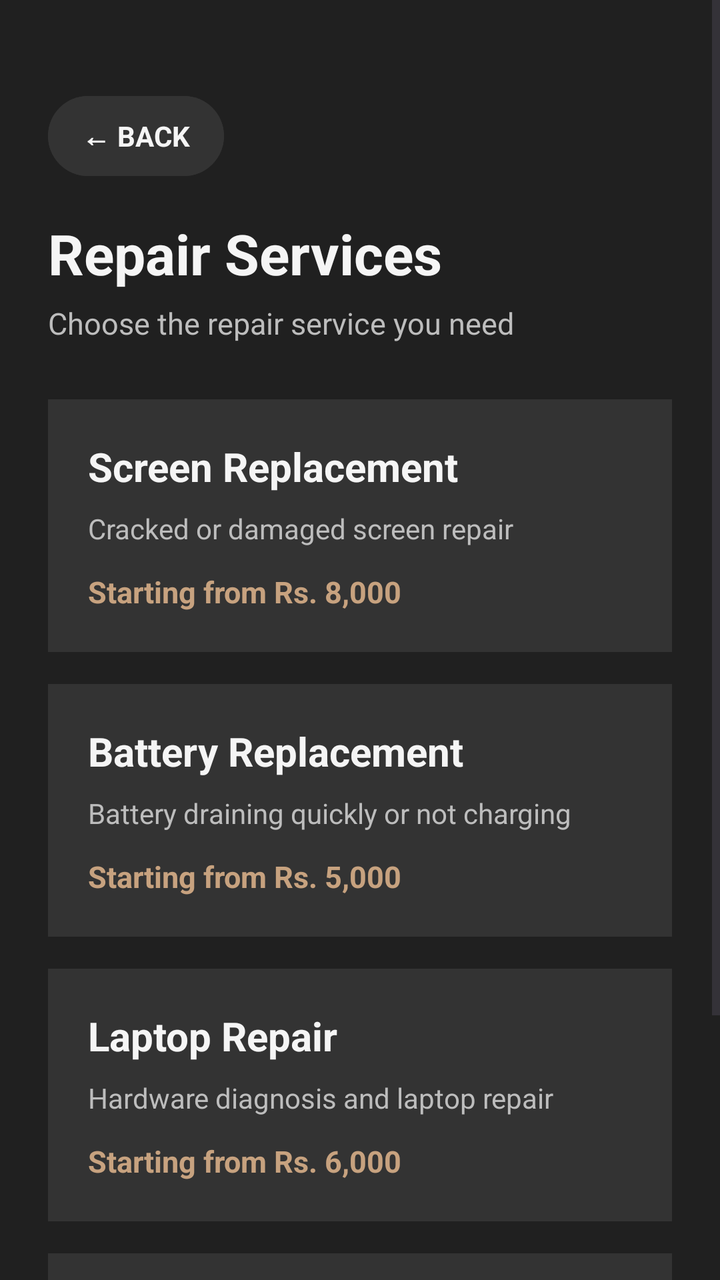
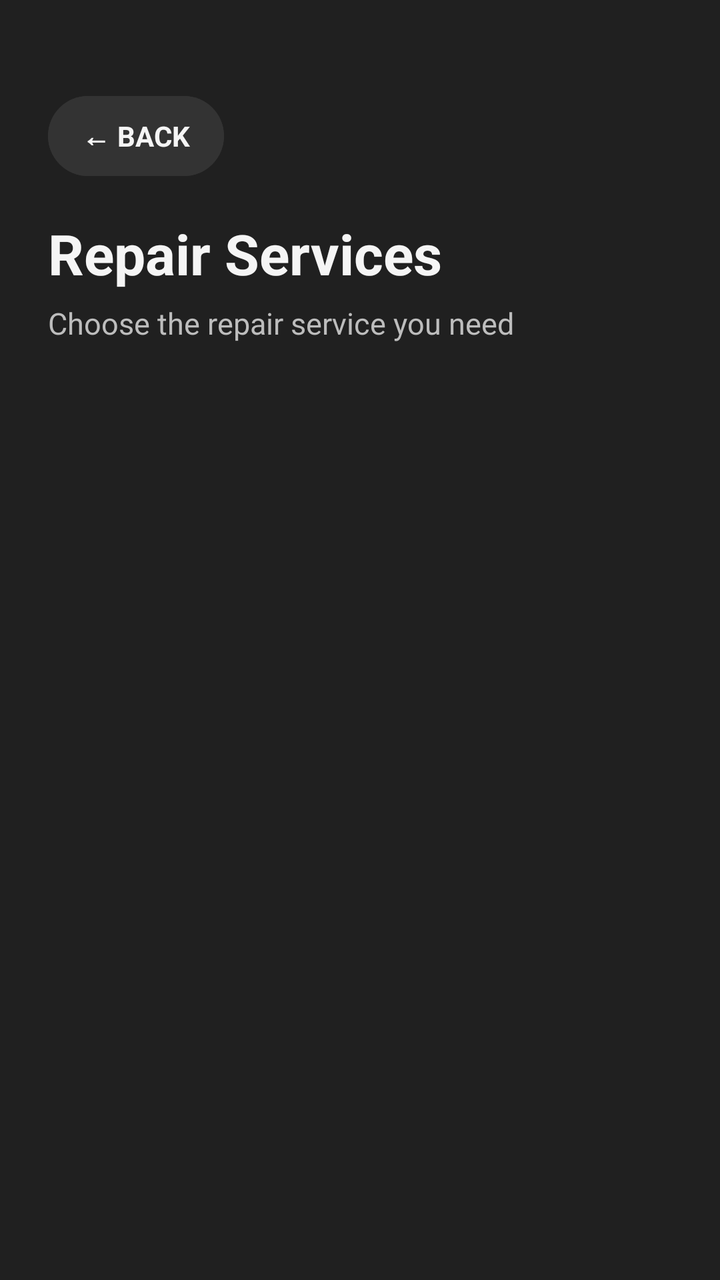

An Android layout rendered at two revisions. The XML below is the earlier revision; the diff shows what the commit changed to produce the second picture.
<!-- AndroidManifest.xml: application theme Theme.TechFix -->
<!-- res/layout/activity_services.xml -->
<?xml version="1.0" encoding="utf-8"?>
<ScrollView xmlns:android="http://schemas.android.com/apk/res/android"
    android:layout_width="match_parent"
    android:layout_height="match_parent"
    android:background="@color/techfix_background"
    android:fillViewport="true">

    <LinearLayout
        android:layout_width="match_parent"
        android:layout_height="wrap_content"
        android:orientation="vertical"
        android:padding="24dp">

        
        <Button
            android:id="@+id/btnBackServices"
            android:layout_width="wrap_content"
            android:layout_height="48dp"
            android:layout_marginTop="20dp"
            android:layout_marginBottom="16dp"
            android:backgroundTint="@color/techfix_surface"
            android:paddingStart="16dp"
            android:paddingEnd="16dp"
            android:text="← BACK"
            android:textColor="@color/techfix_white"
            android:textStyle="bold" />

        
        <TextView
            android:layout_width="wrap_content"
            android:layout_height="wrap_content"
            android:text="Repair Services"
            android:textColor="@color/techfix_white"
            android:textSize="28sp"
            android:textStyle="bold" />

        <TextView
            android:layout_width="wrap_content"
            android:layout_height="wrap_content"
            android:layout_marginTop="6dp"
            android:text="Choose the repair service you need"
            android:textColor="@color/techfix_text_secondary"
            android:textSize="15sp" />

        
        <LinearLayout
            android:id="@+id/serviceScreen"
            android:layout_width="match_parent"
            android:layout_height="wrap_content"
            android:layout_marginTop="28dp"
            android:background="@color/techfix_surface"
            android:orientation="vertical"
            android:padding="20dp">

            <TextView
                android:layout_width="wrap_content"
                android:layout_height="wrap_content"
                android:text="Screen Replacement"
                android:textColor="@color/techfix_white"
                android:textSize="20sp"
                android:textStyle="bold" />

            <TextView
                android:layout_width="wrap_content"
                android:layout_height="wrap_content"
                android:layout_marginTop="8dp"
                android:text="Cracked or damaged screen repair"
                android:textColor="@color/techfix_text_secondary"
                android:textSize="14sp" />

            <TextView
                android:layout_width="wrap_content"
                android:layout_height="wrap_content"
                android:layout_marginTop="12dp"
                android:text="Starting from Rs. 8,000"
                android:textColor="@color/techfix_gold"
                android:textSize="15sp"
                android:textStyle="bold" />

        </LinearLayout>

        
        <LinearLayout
            android:id="@+id/serviceBattery"
            android:layout_width="match_parent"
            android:layout_height="wrap_content"
            android:layout_marginTop="16dp"
            android:background="@color/techfix_surface"
            android:orientation="vertical"
            android:padding="20dp">

            <TextView
                android:layout_width="wrap_content"
                android:layout_height="wrap_content"
                android:text="Battery Replacement"
                android:textColor="@color/techfix_white"
                android:textSize="20sp"
                android:textStyle="bold" />

            <TextView
                android:layout_width="wrap_content"
                android:layout_height="wrap_content"
                android:layout_marginTop="8dp"
                android:text="Battery draining quickly or not charging"
                android:textColor="@color/techfix_text_secondary"
                android:textSize="14sp" />

            <TextView
                android:layout_width="wrap_content"
                android:layout_height="wrap_content"
                android:layout_marginTop="12dp"
                android:text="Starting from Rs. 5,000"
                android:textColor="@color/techfix_gold"
                android:textSize="15sp"
                android:textStyle="bold" />

        </LinearLayout>

        
        <LinearLayout
            android:id="@+id/serviceLaptop"
            android:layout_width="match_parent"
            android:layout_height="wrap_content"
            android:layout_marginTop="16dp"
            android:background="@color/techfix_surface"
            android:orientation="vertical"
            android:padding="20dp">

            <TextView
                android:layout_width="wrap_content"
                android:layout_height="wrap_content"
                android:text="Laptop Repair"
                android:textColor="@color/techfix_white"
                android:textSize="20sp"
                android:textStyle="bold" />

            <TextView
                android:layout_width="wrap_content"
                android:layout_height="wrap_content"
                android:layout_marginTop="8dp"
                android:text="Hardware diagnosis and laptop repair"
                android:textColor="@color/techfix_text_secondary"
                android:textSize="14sp" />

            <TextView
                android:layout_width="wrap_content"
                android:layout_height="wrap_content"
                android:layout_marginTop="12dp"
                android:text="Starting from Rs. 6,000"
                android:textColor="@color/techfix_gold"
                android:textSize="15sp"
                android:textStyle="bold" />

        </LinearLayout>

        
        <LinearLayout
            android:id="@+id/serviceKeyboard"
            android:layout_width="match_parent"
            android:layout_height="wrap_content"
            android:layout_marginTop="16dp"
            android:layout_marginBottom="30dp"
            android:background="@color/techfix_surface"
            android:orientation="vertical"
            android:padding="20dp">

            <TextView
                android:layout_width="wrap_content"
                android:layout_height="wrap_content"
                android:text="Keyboard Replacement"
                android:textColor="@color/techfix_white"
                android:textSize="20sp"
                android:textStyle="bold" />

            <TextView
                android:layout_width="wrap_content"
                android:layout_height="wrap_content"
                android:layout_marginTop="8dp"
                android:text="Repair damaged or unresponsive keys"
                android:textColor="@color/techfix_text_secondary"
                android:textSize="14sp" />

            <TextView
                android:layout_width="wrap_content"
                android:layout_height="wrap_content"
                android:layout_marginTop="12dp"
                android:text="Starting from Rs. 4,500"
                android:textColor="@color/techfix_gold"
                android:textSize="15sp"
                android:textStyle="bold" />

        </LinearLayout>

    </LinearLayout>

</ScrollView>
<!-- resources referenced by this layout -->
<resources>
  <color name="techfix_background">#202020</color>
  <color name="techfix_gold">#C7A27F</color>
  <color name="techfix_surface">#333333</color>
  <color name="techfix_text_secondary">#BDBDBD</color>
  <color name="techfix_white">#F5F5F5</color>
  <style name="Theme.TechFix" parent="Base.Theme.TechFix" />
  <style name="Base.Theme.TechFix" parent="Theme.Material3.DayNight.NoActionBar">
  
          <item name="android:fontFamily">sans-serif</item>
  
          <item name="android:windowBackground">@color/techfix_background</item>
  
          <item name="colorPrimary">@color/techfix_gold</item>
          <item name="colorOnPrimary">@color/techfix_background</item>
  
          <item name="colorSecondary">@color/techfix_gold_light</item>
          <item name="colorOnSecondary">@color/techfix_background</item>
  
          <item name="android:colorAccent">@color/techfix_gold</item>
  
          <item name="android:navigationBarColor">@color/techfix_background</item>
          <item name="android:statusBarColor">@color/techfix_background</item>
  
          <item name="android:windowLightStatusBar">false</item>
  
      </style>
  <color name="techfix_gold_light">#D4B493</color>
</resources>

<!-- the commit's change to res/layout/activity_services.xml (unified diff, before → after) -->
@@ -1,196 +1,51 @@
 <?xml version="1.0" encoding="utf-8"?>
-<ScrollView xmlns:android="http://schemas.android.com/apk/res/android"
+<LinearLayout xmlns:android="http://schemas.android.com/apk/res/android"
     android:layout_width="match_parent"
     android:layout_height="match_parent"
     android:background="@color/techfix_background"
-    android:fillViewport="true">
+    android:orientation="vertical"
+    android:padding="24dp">
 
-    <LinearLayout
+    
+    <Button
+        android:id="@+id/btnBackServices"
+        android:layout_width="wrap_content"
+        android:layout_height="48dp"
+        android:layout_marginTop="20dp"
+        android:layout_marginBottom="16dp"
+        android:backgroundTint="@color/techfix_surface"
+        android:paddingStart="16dp"
+        android:paddingEnd="16dp"
+        android:text="← BACK"
+        android:textColor="@color/techfix_white"
+        android:textStyle="bold" />
+
+    
+    <TextView
+        android:layout_width="wrap_content"
+        android:layout_height="wrap_content"
+        android:text="Repair Services"
+        android:textColor="@color/techfix_white"
+        android:textSize="28sp"
+        android:textStyle="bold" />
+
+    
+    <TextView
+        android:layout_width="wrap_content"
+        android:layout_height="wrap_content"
+        android:layout_marginTop="6dp"
+        android:text="Choose the repair service you need"
+        android:textColor="@color/techfix_text_secondary"
+        android:textSize="15sp" />
+
+    
+    <androidx.recyclerview.widget.RecyclerView
+        android:id="@+id/recyclerServices"
         android:layout_width="match_parent"
-        android:layout_height="wrap_content"
-        android:orientation="vertical"
-        android:padding="24dp">
+        android:layout_height="0dp"
+        android:layout_marginTop="22dp"
+        android:layout_weight="1"
+        android:clipToPadding="false"
+        android:paddingBottom="24dp" />
 
-        
-        <Button
-            android:id="@+id/btnBackServices"
-            android:layout_width="wrap_content"
-            android:layout_height="48dp"
-            android:layout_marginTop="20dp"
-            android:layout_marginBottom="16dp"
-            android:backgroundTint="@color/techfix_surface"
-            android:paddingStart="16dp"
-            android:paddingEnd="16dp"
-            android:text="← BACK"
-            android:textColor="@color/techfix_white"
-            android:textStyle="bold" />
-
-        
-        <TextView
-            android:layout_width="wrap_content"
-            android:layout_height="wrap_content"
-            android:text="Repair Services"
-            android:textColor="@color/techfix_white"
-            android:textSize="28sp"
-            android:textStyle="bold" />
-
-        <TextView
-            android:layout_width="wrap_content"
-            android:layout_height="wrap_content"
-            android:layout_marginTop="6dp"
-            android:text="Choose the repair service you need"
-            android:textColor="@color/techfix_text_secondary"
-            android:textSize="15sp" />
-
-        
-        <LinearLayout
-            android:id="@+id/serviceScreen"
-            android:layout_width="match_parent"
-            android:layout_height="wrap_content"
-            android:layout_marginTop="28dp"
-            android:background="@color/techfix_surface"
-            android:orientation="vertical"
-            android:padding="20dp">
-
-            <TextView
-                android:layout_width="wrap_content"
-                android:layout_height="wrap_content"
-                android:text="Screen Replacement"
-                android:textColor="@color/techfix_white"
-                android:textSize="20sp"
-                android:textStyle="bold" />
-
-            <TextView
-                android:layout_width="wrap_content"
-                android:layout_height="wrap_content"
-                android:layout_marginTop="8dp"
-                android:text="Cracked or damaged screen repair"
-                android:textColor="@color/techfix_text_secondary"
-                android:textSize="14sp" />
-
-            <TextView
-                android:layout_width="wrap_content"
-                android:layout_height="wrap_content"
-                android:layout_marginTop="12dp"
-                android:text="Starting from Rs. 8,000"
-                android:textColor="@color/techfix_gold"
-                android:textSize="15sp"
-                android:textStyle="bold" />
-
-        </LinearLayout>
-
-        
-        <LinearLayout
-            android:id="@+id/serviceBattery"
-            android:layout_width="match_parent"
-            android:layout_height="wrap_content"
-            android:layout_marginTop="16dp"
-            android:background="@color/techfix_surface"
-            android:orientation="vertical"
-            android:padding="20dp">
-
-            <TextView
-                android:layout_width="wrap_content"
-                android:layout_height="wrap_content"
-                android:text="Battery Replacement"
-                android:textColor="@color/techfix_white"
-                android:textSize="20sp"
-                android:textStyle="bold" />
-
-            <TextView
-                android:layout_width="wrap_content"
-                android:layout_height="wrap_content"
-                android:layout_marginTop="8dp"
-                android:text="Battery draining quickly or not charging"
-                android:textColor="@color/techfix_text_secondary"
-                android:textSize="14sp" />
-
-            <TextView
-                android:layout_width="wrap_content"
-                android:layout_height="wrap_content"
-                android:layout_marginTop="12dp"
-                android:text="Starting from Rs. 5,000"
-                android:textColor="@color/techfix_gold"
-                android:textSize="15sp"
-                android:textStyle="bold" />
-
-        </LinearLayout>
-
-        
-        <LinearLayout
-            android:id="@+id/serviceLaptop"
-            android:layout_width="match_parent"
-            android:layout_height="wrap_content"
-            android:layout_marginTop="16dp"
-            android:background="@color/techfix_surface"
-            android:orientation="vertical"
-            android:padding="20dp">
-
-            <TextView
-                android:layout_width="wrap_content"
-                android:layout_height="wrap_content"
-                android:text="Laptop Repair"
-                android:textColor="@color/techfix_white"
-                android:textSize="20sp"
-                android:textStyle="bold" />
-
-            <TextView
-                android:layout_width="wrap_content"
-                android:layout_height="wrap_content"
-                android:layout_marginTop="8dp"
-                android:text="Hardware diagnosis and laptop repair"
-                android:textColor="@color/techfix_text_secondary"
-                android:textSize="14sp" />
-
-            <TextView
-                android:layout_width="wrap_content"
-                android:layout_height="wrap_content"
-                android:layout_marginTop="12dp"
-                android:text="Starting from Rs. 6,000"
-                android:textColor="@color/techfix_gold"
-                android:textSize="15sp"
-                android:textStyle="bold" />
-
-        </LinearLayout>
-
-        
-        <LinearLayout
-            android:id="@+id/serviceKeyboard"
-            android:layout_width="match_parent"
-            android:layout_height="wrap_content"
-            android:layout_marginTop="16dp"
-            android:layout_marginBottom="30dp"
-            android:background="@color/techfix_surface"
-            android:orientation="vertical"
-            android:padding="20dp">
-
-            <TextView
-                android:layout_width="wrap_content"
-                android:layout_height="wrap_content"
-                android:text="Keyboard Replacement"
-                android:textColor="@color/techfix_white"
-                android:textSize="20sp"
-                android:textStyle="bold" />
-
-            <TextView
-                android:layout_width="wrap_content"
-                android:layout_height="wrap_content"
-                android:layout_marginTop="8dp"
-                android:text="Repair damaged or unresponsive keys"
-                android:textColor="@color/techfix_text_secondary"
-                android:textSize="14sp" />
-
-            <TextView
-                android:layout_width="wrap_content"
-                android:layout_height="wrap_content"
-                android:layout_marginTop="12dp"
-                android:text="Starting from Rs. 4,500"
-                android:textColor="@color/techfix_gold"
-                android:textSize="15sp"
-                android:textStyle="bold" />
-
-        </LinearLayout>
-
-    </LinearLayout>
-
-</ScrollView>
+</LinearLayout>
